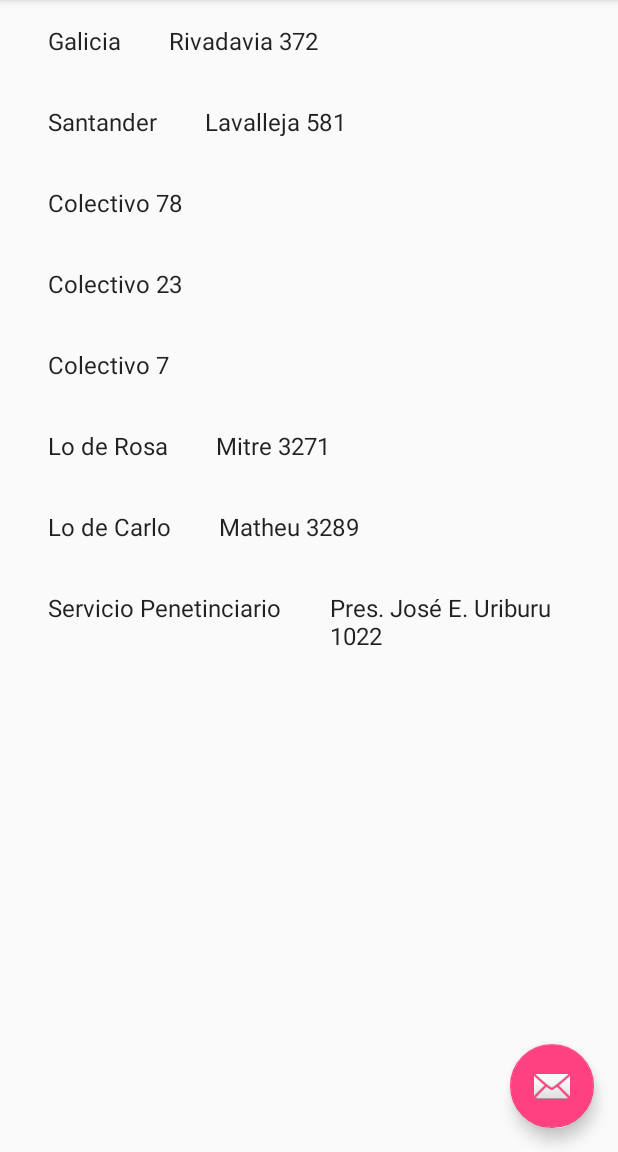
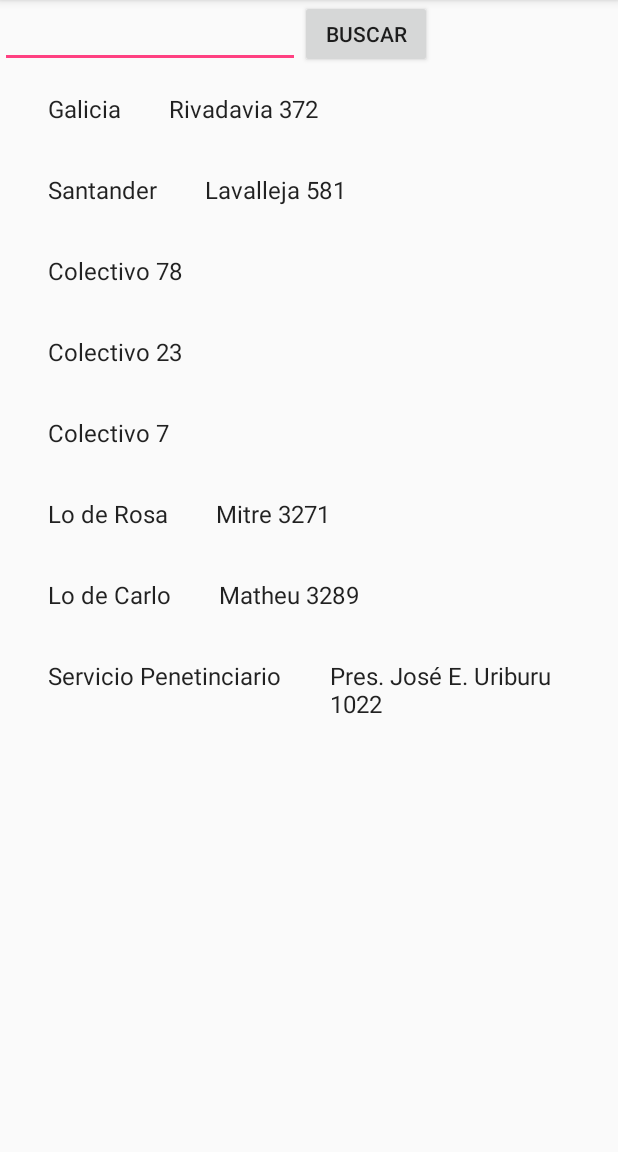
Before and after one commit to jahesa/PoiFinder-Android, an Android app: the screen it shows after launch (PoiListActivity), on a phone screen of 412 x 824 dp, the part 84-1236 px from its top. Run offline under Robolectric (Android 15) with nearby library versions, the phone set to English and light mode, and no system bars.

Commit message:
busqueda de pois

```diff
--- a/PoiFinder/app/src/main/java/edu/unsam/algo3/poifinder/PoiListActivity.java
+++ b/PoiFinder/app/src/main/java/edu/unsam/algo3/poifinder/PoiListActivity.java
@@ -13,7 +13,10 @@ import android.support.design.widget.Snackbar;
 import android.view.LayoutInflater;
 import android.view.View;
 import android.view.ViewGroup;
+import android.widget.Button;
+import android.widget.EditText;
 import android.widget.TextView;
+import android.widget.Toast;
 
 
 import edu.unsam.algo3.poifinder.dummy.DummyContent;
@@ -47,18 +50,25 @@ public class PoiListActivity extends AppCompatActivity {
         setSupportActionBar(toolbar);
         toolbar.setTitle(getTitle());
 
-        FloatingActionButton fab = (FloatingActionButton) findViewById(R.id.fab);
-        fab.setOnClickListener(new View.OnClickListener() {
-            @Override
-            public void onClick(View view) {
-                Snackbar.make(view, "Replace with your own action", Snackbar.LENGTH_LONG)
-                        .setAction("Action", null).show();
-            }
-        });
 
-        View recyclerView = findViewById(R.id.poi_list);
+        final View recyclerView = findViewById(R.id.poi_list);
         assert recyclerView != null;
         setupRecyclerView((RecyclerView) recyclerView);
+
+        final EditText txtBuscarNombre = (EditText) findViewById(R.id.txtBuscarNombre);
+
+        Button btnBuscar = (Button) findViewById(R.id.btnBuscar);
+        btnBuscar.setOnClickListener( new View.OnClickListener(){
+            @Override
+            public void onClick(View view){
+                //Toast.makeText(PoiListActivity.this, txtBuscarNombre.getText(), Toast.LENGTH_LONG).show();
+                String nombre = txtBuscarNombre.getText().toString();
+                RepoPois.filterByName(nombre);
+                setupRecyclerView((RecyclerView) recyclerView);
+            }
+        }
+        );
+
 
         if (findViewById(R.id.poi_detail_container) != null) {
             // The detail container view will be present only in the
@@ -70,7 +80,7 @@ public class PoiListActivity extends AppCompatActivity {
     }
 
     private void setupRecyclerView(@NonNull RecyclerView recyclerView) {
-        recyclerView.setAdapter(new SimpleItemRecyclerViewAdapter(RepoPois.poisList));
+        recyclerView.setAdapter(new SimpleItemRecyclerViewAdapter(RepoPois.poisFilteredList));
     }
 
     public class SimpleItemRecyclerViewAdapter
--- a/PoiFinder/app/src/main/java/edu/unsam/algo3/poifinder/model/RepoPois.java
+++ b/PoiFinder/app/src/main/java/edu/unsam/algo3/poifinder/model/RepoPois.java
@@ -8,9 +8,9 @@ import java.util.ArrayList;
  */
 public class RepoPois {
 
-//    private ArrayList<Poi> poisList;
-//
     public static final ArrayList<Poi> poisList = new ArrayList<Poi>();
+
+    public static final ArrayList<Poi> poisFilteredList = new ArrayList<Poi>();
 
     /**
      * SINGLETON
@@ -88,6 +88,8 @@ public class RepoPois {
         poisList.add(poi6);
         poisList.add(poi7);
         poisList.add(poi8);
+
+        poisFilteredList.addAll(poisList);
     }
 
     //public Poi findById(int id){
@@ -101,5 +103,14 @@ public class RepoPois {
         }
         return null;
     }
+    public static void filterByName(String nombre){
+        poisFilteredList.clear();
+        for (int i=0; i< poisList.size(); i++) {
+            Poi poi = poisList.get(i);
+            if (poi.getNombre().toLowerCase().contains(nombre.toLowerCase())) {
+                poisFilteredList.add(poi);
+            }
+        }
+    }
 
 }
--- a/PoiFinder/app/src/main/res/layout/activity_poi_list.xml
+++ b/PoiFinder/app/src/main/res/layout/activity_poi_list.xml
@@ -11,32 +11,51 @@
         android:id="@+id/app_bar"
         android:layout_width="match_parent"
         android:layout_height="wrap_content"
-        android:theme="@style/AppTheme.AppBarOverlay">
+        android:theme="@style/AppTheme.AppBarOverlay"
+        android:fitsSystemWindows="true">
 
         <android.support.v7.widget.Toolbar
             android:id="@+id/toolbar"
             android:layout_width="match_parent"
-            android:layout_height="?attr/actionBarSize"
-            app:popupTheme="@style/AppTheme.PopupOverlay" />
+            android:layout_height="56dp" />
 
     </android.support.design.widget.AppBarLayout>
 
-    <FrameLayout
-        android:id="@+id/frameLayout"
+    <LinearLayout
         android:layout_width="match_parent"
-        android:layout_height="match_parent"
-        app:layout_behavior="@string/appbar_scrolling_view_behavior">
+        android:layout_height="wrap_content"
+        android:orientation="vertical">
 
-        <include layout="@layout/poi_list" />
-    </FrameLayout>
+        <TextView
+            android:layout_width="match_parent"
+            android:layout_height="56dp"
+            android:textAppearance="@style/TextAppearance.AppCompat.Display1"
+            android:elevation="1dp" />
 
-    <android.support.design.widget.FloatingActionButton
-        android:id="@+id/fab"
-        android:layout_width="wrap_content"
-        android:layout_height="wrap_content"
-        android:layout_gravity="bottom|end"
-        android:layout_margin="@dimen/fab_margin"
-        android:src="@android:drawable/ic_dialog_email" />
+        <LinearLayout
+              android:layout_width="wrap_content"
+              android:layout_height="wrap_content"
+              android:orientation="horizontal">
+              <EditText
+                  android:layout_width="@dimen/item_width"
+                  android:layout_height="wrap_content"
+                  android:id="@+id/txtBuscarNombre" />
+              <Button
+                  android:layout_width="wrap_content"
+                  android:layout_height="match_parent"
+                  android:text="Buscar"
+                  android:id="@+id/btnBuscar" />
+          </LinearLayout>
+
+        <FrameLayout
+            android:id="@+id/frameLayout"
+            android:layout_width="match_parent"
+            android:layout_height="match_parent"
+            app:layout_behavior="@string/appbar_scrolling_view_behavior">
+
+            <include layout="@layout/poi_list" />
+        </FrameLayout>
+    </LinearLayout>
 
 
 </android.support.design.widget.CoordinatorLayout>
```
